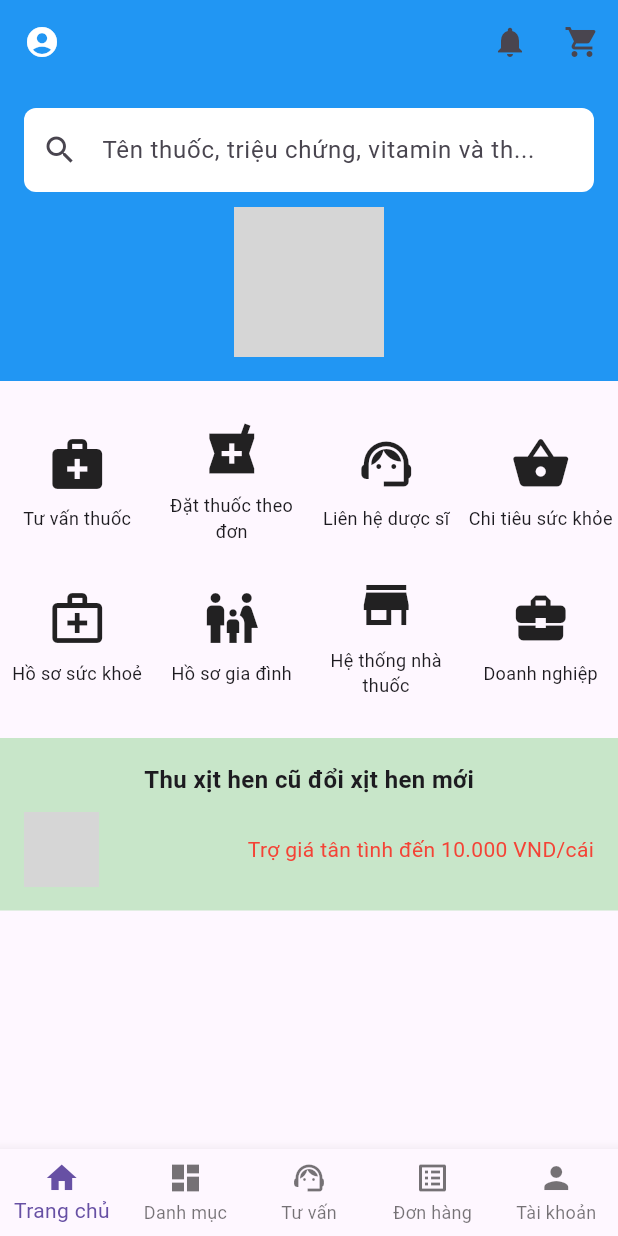
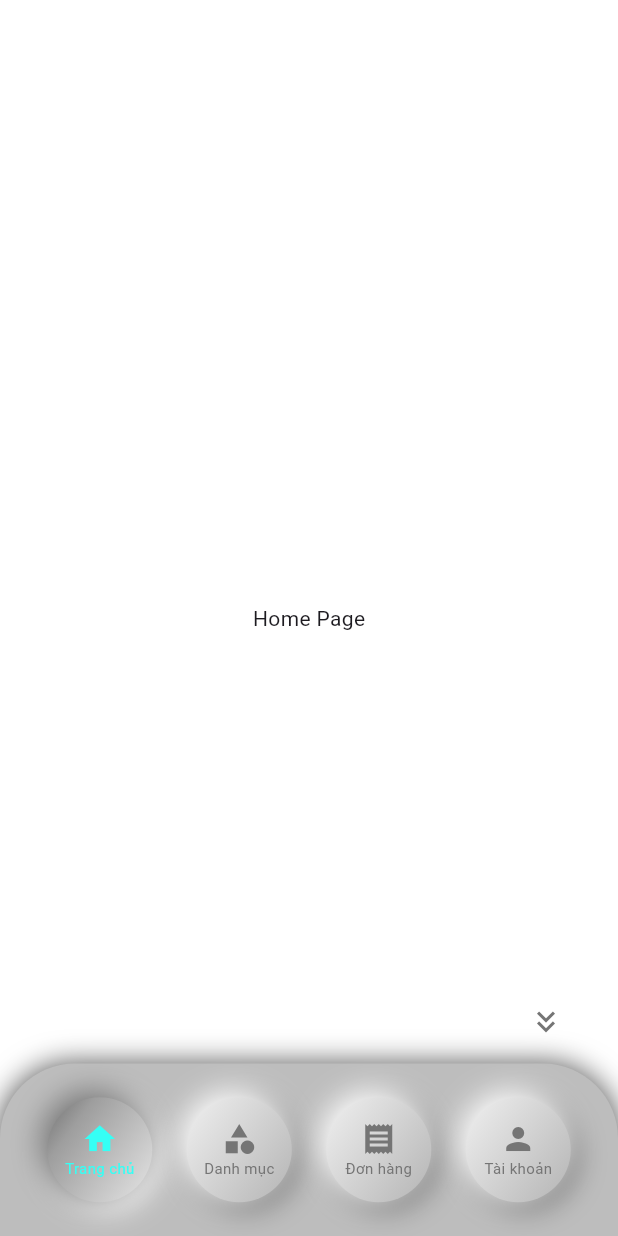
Before and after one commit to SetoRPG/pharmacy_app, a Flutter app: the screen it shows after launch, on a phone screen of 412 x 824 dp. Run offline on Flutter 3.47's test engine with Material 3 defaults, Android fonts, the phone set to English and light mode, and no system bars; grey boxes are pictures that could not be loaded.

Commit message:
Update 1

```diff
--- a/lib/app.dart
+++ b/lib/app.dart
@@ -1,11 +1,15 @@
 import 'package:flutter/material.dart';
 import 'package:pharmacy_app/screens/auth/login_screen.dart';
+import 'package:pharmacy_app/screens/home/base_frame.dart';
 
 class MyApp extends StatelessWidget {
+  const MyApp({super.key});
+
   @override
   Widget build(BuildContext context) {
-    return MaterialApp(
-      home: LoginScreen(),
+    return const MaterialApp(
+      debugShowCheckedModeBanner: false,
+      home: BaseFrame(),
     );
   }
 }
--- /dev/null
+++ b/lib/core/widgets/custom_bottom_navbar.dart
@@ -0,0 +1,170 @@
+import 'package:flutter/material.dart';
+import 'package:pharmacy_app/core/widgets/unpressed_button.dart';
+import 'package:pharmacy_app/core/widgets/pressed_button.dart';
+
+class CustomBottomNavBar extends StatefulWidget {
+  final int initialSelectedIndex;
+  final ValueChanged<int> onButtonPressed;
+
+  const CustomBottomNavBar({
+    super.key,
+    this.initialSelectedIndex = 0,
+    required this.onButtonPressed,
+  });
+
+  @override
+  _CustomBottomNavBarState createState() => _CustomBottomNavBarState();
+}
+
+class _CustomBottomNavBarState extends State<CustomBottomNavBar>
+    with SingleTickerProviderStateMixin {
+  late int selectedButtonIndex;
+  bool isNavBarOpen = true;
+  late AnimationController _controller;
+
+  @override
+  void initState() {
+    super.initState();
+    selectedButtonIndex = widget.initialSelectedIndex;
+    _controller = AnimationController(
+      duration: const Duration(milliseconds: 300),
+      vsync: this,
+    );
+  }
+
+  @override
+  void dispose() {
+    _controller.dispose();
+    super.dispose();
+  }
+
+  void _pressButton(int index) {
+    setState(() {
+      selectedButtonIndex = index;
+    });
+    widget.onButtonPressed(index);
+  }
+
+  void _toggleNavBar() {
+    setState(() {
+      isNavBarOpen = !isNavBarOpen;
+      isNavBarOpen ? _controller.reverse() : _controller.forward();
+    });
+  }
+
+  @override
+  Widget build(BuildContext context) {
+    return Stack(
+      children: [
+        // NAVBAR
+        AnimatedPositioned(
+          duration: const Duration(milliseconds: 300),
+          curve: Curves.easeInOut,
+          left: 0,
+          right: 0,
+          bottom: isNavBarOpen
+              ? 0
+              : -115, // Move the navbar fully off-screen when closed
+          child: Container(
+            height: 115, // Fixed height
+            padding: const EdgeInsets.symmetric(vertical: 15, horizontal: 20),
+            decoration: BoxDecoration(
+              boxShadow: isNavBarOpen
+                  ? const [
+                      BoxShadow(
+                        color: Color(0xFF616161),
+                        blurRadius: 15.0,
+                        spreadRadius: 1.0,
+                      ),
+                    ]
+                  : [],
+              color: Colors.grey[400],
+              borderRadius: const BorderRadius.only(
+                topLeft: Radius.circular(50),
+                topRight: Radius.circular(50),
+              ),
+            ),
+            child: Row(
+              mainAxisAlignment: MainAxisAlignment.spaceEvenly,
+              children: [
+                _buildNavBarButton(Icons.home, 'Trang chủ', 0),
+                _buildNavBarButton(Icons.category, 'Danh mục', 1),
+                _buildNavBarButton(Icons.receipt, 'Đơn hàng', 2),
+                _buildNavBarButton(Icons.person, 'Tài khoản', 3),
+              ],
+            ),
+          ),
+        ),
+        // OPEN - CLOSE NAVBAR BUTTON
+        Positioned(
+          right: 20,
+          bottom: isNavBarOpen ? 115 : 30,
+          child: Container(
+            decoration: BoxDecoration(
+              borderRadius: BorderRadius.circular(10),
+              boxShadow: isNavBarOpen
+                  ? []
+                  : [
+                      const BoxShadow(
+                        color: Color(0xFF757575),
+                        offset: Offset(4.0, 4.0),
+                        blurRadius: 15.0,
+                        spreadRadius: 1.0,
+                      ),
+                      const BoxShadow(
+                        color: Colors.white,
+                        offset: Offset(-4.0, -4.0),
+                        blurRadius: 15.0,
+                        spreadRadius: 1.0,
+                      ),
+                    ],
+              gradient: LinearGradient(
+                begin: Alignment.topLeft,
+                end: Alignment.bottomRight,
+                colors: isNavBarOpen
+                    ? [Colors.transparent]
+                    : [
+                        const Color(0xFFEEEEEE),
+                        const Color(0xFFE0E0E0),
+                        const Color(0xFFBDBDBD),
+                        const Color(0xFF9E9E9E),
+                      ],
+                stops: isNavBarOpen ? [0] : [0.1, 0.3, 0.7, 1],
+              ),
+            ),
+            child: FloatingActionButton(
+              elevation: 0,
+              focusElevation: 0,
+              highlightElevation: 0,
+              hoverElevation: 0,
+              backgroundColor: Colors.transparent,
+              onPressed: _toggleNavBar,
+              child: Icon(
+                isNavBarOpen ? Icons.keyboard_double_arrow_down : Icons.menu,
+                color: Colors.grey[600],
+              ),
+            ),
+          ),
+        ),
+      ],
+    );
+  }
+
+  Widget _buildNavBarButton(IconData icon, String text, int index) {
+    bool isSelected = selectedButtonIndex == index;
+    return Expanded(
+      child: GestureDetector(
+        onTap: () => _pressButton(index),
+        child: isSelected
+            ? PressedButton(
+                icon: icon,
+                text: text,
+              )
+            : UnpressedButton(
+                icon: icon,
+                text: text,
+              ),
+      ),
+    );
+  }
+}
--- /dev/null
+++ b/lib/core/widgets/custom_textfield_1.dart
@@ -0,0 +1,64 @@
+import 'package:flutter/material.dart';
+
+class CustomTextField extends StatefulWidget {
+  final String hintText;
+  final IconData? prefixIcon;
+  final bool obscureText;
+
+  const CustomTextField({
+    super.key,
+    required this.hintText,
+    this.prefixIcon,
+    this.obscureText = false,
+  });
+
+  @override
+  _CustomTextFieldState createState() => _CustomTextFieldState();
+}
+
+class _CustomTextFieldState extends State<CustomTextField> {
+  late FocusNode _focusNode;
+
+  @override
+  void initState() {
+    super.initState();
+    _focusNode = FocusNode();
+    _focusNode.addListener(() {
+      setState(() {});
+    });
+  }
+
+  @override
+  void dispose() {
+    _focusNode.dispose();
+    super.dispose();
+  }
+
+  @override
+  Widget build(BuildContext context) {
+    return TextField(
+      focusNode: _focusNode,
+      obscureText: widget.obscureText,
+      decoration: InputDecoration(
+        hintText: widget.hintText,
+        prefixIcon: widget.prefixIcon != null
+            ? Icon(
+                widget.prefixIcon,
+                color:
+                    _focusNode.hasFocus ? const Color(0xFF010C80) : Colors.grey,
+              )
+            : null,
+        border: OutlineInputBorder(
+          borderRadius: BorderRadius.circular(8.0),
+        ),
+        focusedBorder: OutlineInputBorder(
+          borderRadius: BorderRadius.circular(8.0),
+          borderSide: const BorderSide(
+            color: Color(0xFF010C80),
+          ),
+        ),
+      ),
+      style: const TextStyle(color: Color(0xFF010C80)),
+    );
+  }
+}
--- /dev/null
+++ b/lib/core/widgets/pressed_button.dart
@@ -0,0 +1,63 @@
+import 'package:flutter/material.dart';
+
+class PressedButton extends StatelessWidget {
+  final IconData icon;
+  final String text;
+
+  const PressedButton({super.key, required this.icon, required this.text});
+
+  @override
+  Widget build(BuildContext context) {
+    return Container(
+      constraints: const BoxConstraints(
+        minWidth: 70, // Adjust this value to control the minimum size
+        minHeight: 70, // Adjust this value to control the minimum size
+      ),
+      decoration: const BoxDecoration(
+        shape: BoxShape.circle,
+        boxShadow: [
+          BoxShadow(
+              color: Colors.white,
+              offset: Offset(4.0, 4.0),
+              blurRadius: 15.0,
+              spreadRadius: 1.0),
+          BoxShadow(
+              color: Color(0xFF757575),
+              offset: Offset(-4.0, -4.0),
+              blurRadius: 15.0,
+              spreadRadius: 1.0),
+        ],
+        gradient: LinearGradient(
+            begin: Alignment.topLeft,
+            end: Alignment.bottomRight,
+            colors: [
+              Color(0xFF616161),
+              Color(0xFF757575),
+              Color(0xFF9E9E9E),
+              Color(0xFFEEEEEE),
+            ],
+            stops: [
+              0,
+              0.1,
+              0.3,
+              1
+            ]),
+      ),
+      child: FittedBox(
+        fit: BoxFit.scaleDown,
+        child: Column(
+          mainAxisAlignment: MainAxisAlignment.center,
+          children: [
+            Icon(icon, size: 24, color: Color.fromARGB(255, 53, 255, 245)),
+            Text(
+              text,
+              style: const TextStyle(
+                  fontSize: 10, color: Color.fromARGB(255, 53, 255, 245)),
+              textAlign: TextAlign.center,
+            ),
+          ],
+        ),
+      ),
+    );
+  }
+}
--- /dev/null
+++ b/lib/core/widgets/unpressed_button.dart
@@ -0,0 +1,62 @@
+import 'package:flutter/material.dart';
+
+class UnpressedButton extends StatelessWidget {
+  final IconData icon;
+  final String text;
+
+  const UnpressedButton({super.key, required this.icon, required this.text});
+
+  @override
+  Widget build(BuildContext context) {
+    return Container(
+      constraints: const BoxConstraints(
+        minWidth: 70, // Adjust this to control the minimum button size
+        minHeight: 70, // Adjust this to control the minimum button size
+      ),
+      decoration: const BoxDecoration(
+        shape: BoxShape.circle,
+        boxShadow: [
+          BoxShadow(
+              color: Color(0xFF757575),
+              offset: Offset(4.0, 4.0),
+              blurRadius: 15.0,
+              spreadRadius: 1.0),
+          BoxShadow(
+              color: Colors.white,
+              offset: Offset(-4.0, -4.0),
+              blurRadius: 15.0,
+              spreadRadius: 1.0),
+        ],
+        gradient: LinearGradient(
+            begin: Alignment.topLeft,
+            end: Alignment.bottomRight,
+            colors: [
+              Color(0xFFEEEEEE),
+              Color(0xFFE0E0E0),
+              Color(0xFFBDBDBD),
+              Color(0xFF9E9E9E),
+            ],
+            stops: [
+              0.1,
+              0.3,
+              0.8,
+              1
+            ]),
+      ),
+      child: FittedBox(
+        fit: BoxFit.scaleDown,
+        child: Column(
+          mainAxisAlignment: MainAxisAlignment.center,
+          children: [
+            Icon(icon, size: 24, color: Colors.grey[600]),
+            Text(
+              text,
+              style: TextStyle(fontSize: 10, color: Colors.grey[600]),
+              textAlign: TextAlign.center,
+            )
+          ],
+        ),
+      ),
+    );
+  }
+}
--- a/lib/main.dart
+++ b/lib/main.dart
@@ -2,5 +2,5 @@ import 'package:flutter/material.dart';
 import 'package:pharmacy_app/app.dart';
 
 void main() {
-  runApp(MyApp());
+  runApp(const MyApp());
 }
--- a/lib/screens/auth/login_screen.dart
+++ b/lib/screens/auth/login_screen.dart
@@ -1,174 +1,93 @@
 import 'package:flutter/material.dart';
+import 'package:pharmacy_app/core/widgets/custom_textfield_1.dart';
 
-class LoginScreen extends StatelessWidget {
+class LoginScreen extends StatefulWidget {
+  const LoginScreen({super.key});
+
+  @override
+  State<LoginScreen> createState() => _MyWidgetState();
+}
+
+class _MyWidgetState extends State<LoginScreen> {
   @override
   Widget build(BuildContext context) {
     return Scaffold(
-      appBar: AppBar(
-        backgroundColor: Colors.blue,
-        elevation: 0,
-        leading: Padding(
-          padding: const EdgeInsets.all(8.0),
-          child: Icon(Icons.account_circle, color: Colors.white),
-        ),
-        actions: [
-          IconButton(
-            icon: Icon(Icons.notifications),
-            onPressed: () {},
-          ),
-          IconButton(
-            icon: Icon(Icons.shopping_cart),
-            onPressed: () {},
-          ),
-        ],
-      ),
-      body: Column(
-        children: [
-          // Search bar and promotional banner
-          Container(
-            padding: EdgeInsets.all(16),
-            color: Colors.blue,
+      body: SafeArea(
         child: Column(
           children: [
-                TextField(
-                  decoration: InputDecoration(
-                    hintText: 'Tên thuốc, triệu chứng, vitamin và th...',
-                    fillColor: Colors.white,
-                    filled: true,
-                    prefixIcon: Icon(Icons.search),
-                    border: OutlineInputBorder(
-                      borderRadius: BorderRadius.circular(8),
-                      borderSide: BorderSide.none,
+            // top half: logo
+            Expanded(
+              child: Container(
+                  alignment: Alignment.center,
+                  color: const Color(0xFF010C80), //COLOR
+                  child: Image.asset('assets/logo.jpg')),
+            ),
+
+            // bottom half: login form
+            Expanded(
+              child: Padding(
+                padding: const EdgeInsets.all(16.0),
+                child: Column(
+                  mainAxisAlignment: MainAxisAlignment.center,
+                  children: [
+                    //EMAIL
+                    const CustomTextField(
+                      hintText: 'Email',
+                      prefixIcon: Icons.email,
+                    ),
+                    const SizedBox(height: 16),
+
+                    //PASSWORD
+                    const CustomTextField(
+                      hintText: 'Mật khẩu',
+                      prefixIcon: Icons.lock,
+                    ),
+                    const SizedBox(height: 16),
+
+                    //LOGIN BUTTON
+                    ElevatedButton(
+                      onPressed: () {
+                        //LOGIN FUNCTION
+                      },
+                      style: ElevatedButton.styleFrom(
+                        minimumSize: const Size(double.infinity, 50),
+                      ),
+                      child: const Text('Login'),
+                    ),
+
+                    const SizedBox(height: 16),
+
+                    //PASSWORD RECOVER & SIGN UP
+                    Row(
+                      mainAxisAlignment: MainAxisAlignment.spaceBetween,
+                      children: [
+                        TextButton(
+                          onPressed: () {
+                            // PASS RECOVER
+                          },
+                          child: const Text(
+                            'Quên mật khẩu?',
+                            style: TextStyle(color: Color(0xFF010C80)),
                           ),
                         ),
+                        TextButton(
+                          onPressed: () {
+                            // SIGN UP
+                          },
+                          child: const Text(
+                            'Đăng kí',
+                            style: TextStyle(color: Color(0xFF010C80)),
                           ),
-                SizedBox(height: 10),
-                Image.network(
-                  'https://example.com/banner_image.png', // Placeholder for the banner image
-                  height: 100,
-                ),
-              ],
-            ),
-          ),
-          // Icon Grid Section
-          Padding(
-            padding: const EdgeInsets.symmetric(vertical: 16.0),
-            child: GridView.count(
-              shrinkWrap: true,
-              crossAxisCount: 4,
-              children: [
-                IconGridItem(
-                  icon: Icons.medical_services,
-                  label: 'Tư vấn thuốc',
-                ),
-                IconGridItem(
-                  icon: Icons.local_pharmacy,
-                  label: 'Đặt thuốc theo đơn',
-                ),
-                IconGridItem(
-                  icon: Icons.support_agent,
-                  label: 'Liên hệ dược sĩ',
-                ),
-                IconGridItem(
-                  icon: Icons.shopping_basket,
-                  label: 'Chi tiêu sức khỏe',
-                ),
-                IconGridItem(
-                  icon: Icons.medical_services_outlined,
-                  label: 'Hồ sơ sức khoẻ',
-                ),
-                IconGridItem(
-                  icon: Icons.family_restroom,
-                  label: 'Hồ sơ gia đình',
-                ),
-                IconGridItem(
-                  icon: Icons.store,
-                  label: 'Hệ thống nhà thuốc',
-                ),
-                IconGridItem(
-                  icon: Icons.business_center,
-                  label: 'Doanh nghiệp',
-                ),
-              ],
-            ),
-          ),
-          // Bottom Banner
-          Container(
-            color: Colors.green[100],
-            padding: EdgeInsets.all(16),
-            child: Column(
-              children: [
-                Text(
-                  'Thu xịt hen cũ đổi xịt hen mới',
-                  style: TextStyle(fontSize: 16, fontWeight: FontWeight.bold),
-                ),
-                SizedBox(height: 10),
-                Row(
-                  children: [
-                    Image.network(
-                      'https://example.com/product_image.png', // Placeholder for product image
-                      height: 50,
-                    ),
-                    Spacer(),
-                    Text(
-                      'Trợ giá tân tình đến 10.000 VND/cái',
-                      style: TextStyle(color: Colors.red),
                         ),
                       ],
                     ),
                   ],
                 ),
               ),
+            ),
           ],
         ),
-      bottomNavigationBar: BottomNavigationBar(
-        type: BottomNavigationBarType.fixed,
-        items: [
-          BottomNavigationBarItem(
-            icon: Icon(Icons.home),
-            label: 'Trang chủ',
-          ),
-          BottomNavigationBarItem(
-            icon: Icon(Icons.dashboard),
-            label: 'Danh mục',
-          ),
-          BottomNavigationBarItem(
-            icon: Icon(Icons.support_agent),
-            label: 'Tư vấn',
-          ),
-          BottomNavigationBarItem(
-            icon: Icon(Icons.list_alt),
-            label: 'Đơn hàng',
-          ),
-          BottomNavigationBarItem(
-            icon: Icon(Icons.person),
-            label: 'Tài khoản',
-          ),
-        ],
       ),
     );
   }
 }
-
-class IconGridItem extends StatelessWidget {
-  final IconData icon;
-  final String label;
-
-  const IconGridItem({required this.icon, required this.label});
-
-  @override
-  Widget build(BuildContext context) {
-    return Column(
-      mainAxisAlignment: MainAxisAlignment.center,
-      children: [
-        Icon(icon, size: 40),
-        SizedBox(height: 8),
-        Text(
-          label,
-          style: TextStyle(fontSize: 12),
-          textAlign: TextAlign.center,
-        ),
-      ],
-    );
-  }
-}
--- /dev/null
+++ b/lib/screens/home/account_page.dart
@@ -0,0 +1,15 @@
+import 'package:flutter/material.dart';
+
+class AccountPage extends StatelessWidget {
+  const AccountPage({super.key});
+
+  @override
+  Widget build(BuildContext context) {
+    return Scaffold(
+      body: Center(
+        child: Text('Account Page'),
+      ),
+      backgroundColor: Colors.white,
+    );
+  }
+}
--- /dev/null
+++ b/lib/screens/home/base_frame.dart
@@ -0,0 +1,44 @@
+import 'package:flutter/material.dart';
+import 'package:pharmacy_app/core/widgets/custom_bottom_navbar.dart';
+import 'package:pharmacy_app/screens/home/account_page.dart';
+import 'package:pharmacy_app/screens/home/category_page.dart';
+import 'package:pharmacy_app/screens/home/home_page.dart';
+import 'package:pharmacy_app/screens/home/orders_page.dart';
+
+class BaseFrame extends StatefulWidget {
+  const BaseFrame({super.key});
+
+  @override
+  State<BaseFrame> createState() => _BaseFrameState();
+}
+
+class _BaseFrameState extends State<BaseFrame> {
+  int _selectedIndex = 0;
+
+  final List<Widget> _screens = [
+    HomePage(),
+    CategoryPage(),
+    OrdersPage(),
+    AccountPage(),
+  ];
+
+  void _onNavBarItemTapped(int index) {
+    setState(() {
+      _selectedIndex = index;
+    });
+  }
+
+  @override
+  Widget build(BuildContext context) {
+    return Scaffold(
+      body: Stack(
+        children: [
+          _screens[_selectedIndex],
+          CustomBottomNavBar(
+              initialSelectedIndex: _selectedIndex,
+              onButtonPressed: _onNavBarItemTapped)
+        ],
+      ),
+    );
+  }
+}
--- /dev/null
+++ b/lib/screens/home/category_page.dart
@@ -0,0 +1,15 @@
+import 'package:flutter/material.dart';
+
+class CategoryPage extends StatelessWidget {
+  const CategoryPage({super.key});
+
+  @override
+  Widget build(BuildContext context) {
+    return Scaffold(
+      body: Center(
+        child: Text('Category Page'),
+      ),
+      backgroundColor: Colors.white,
+    );
+  }
+}
--- /dev/null
+++ b/lib/screens/home/home_page.dart
@@ -0,0 +1,15 @@
+import 'package:flutter/material.dart';
+
+class HomePage extends StatelessWidget {
+  const HomePage({super.key});
+
+  @override
+  Widget build(BuildContext context) {
+    return Scaffold(
+      body: Center(
+        child: Text('Home Page'),
+      ),
+      backgroundColor: Colors.white,
+    );
+  }
+}
--- /dev/null
+++ b/lib/screens/home/orders_page.dart
@@ -0,0 +1,15 @@
+import 'package:flutter/material.dart';
+
+class OrdersPage extends StatelessWidget {
+  const OrdersPage({super.key});
+
+  @override
+  Widget build(BuildContext context) {
+    return Scaffold(
+      body: Center(
+        child: Text('Orders Page'),
+      ),
+      backgroundColor: Colors.white,
+    );
+  }
+}
--- a/pubspec.yaml
+++ b/pubspec.yaml
@@ -52,6 +52,8 @@ dev_dependencies:
 
 # The following section is specific to Flutter packages.
 flutter:
+  assets:
+    - assets/
 
   # The following line ensures that the Material Icons font is
   # included with your application, so that you can use the icons in
```
Also changed, not shown: assets/logo.jpg (added), 2 other files. Lines whose indentation alone changed are shown as unchanged.
